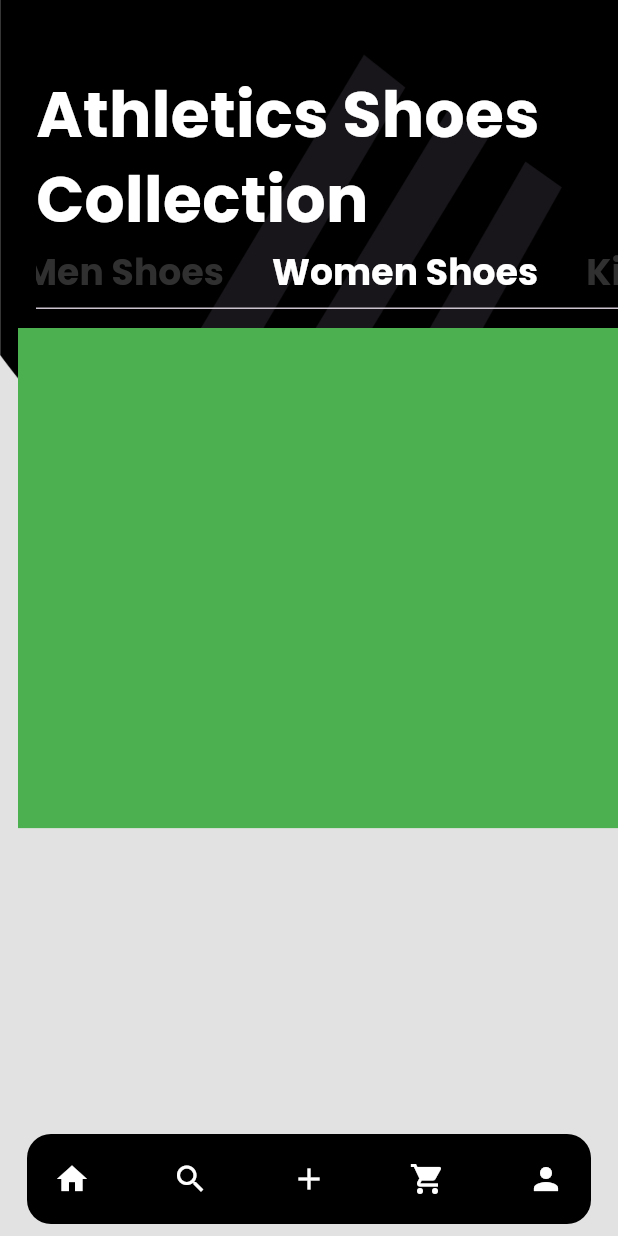
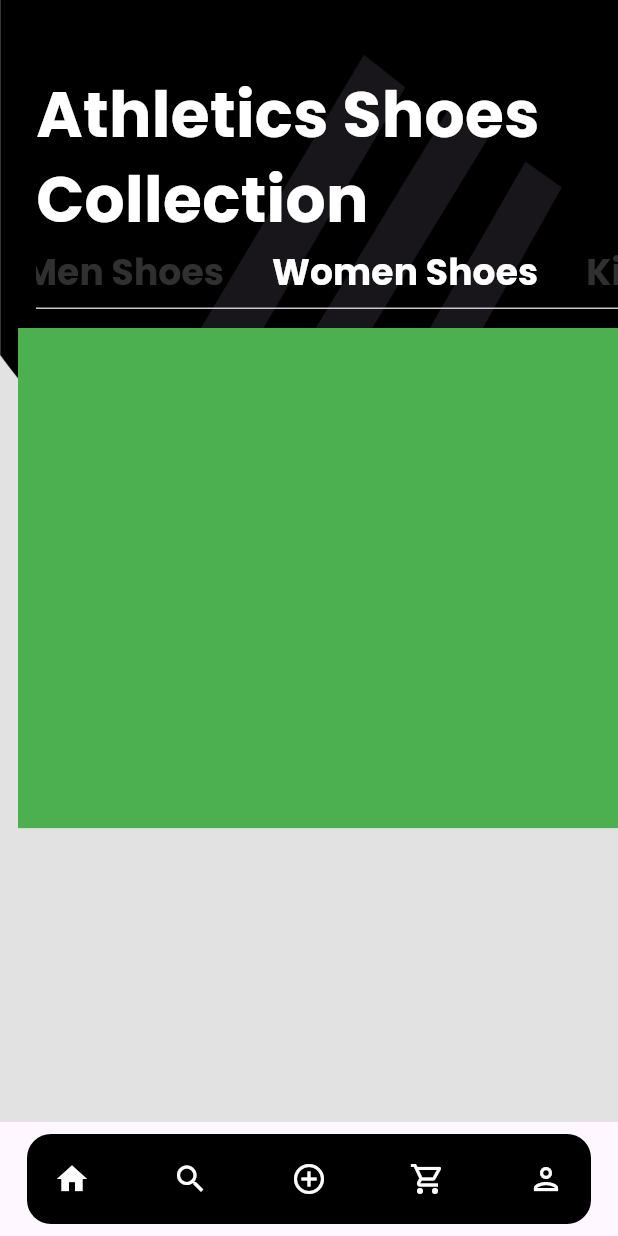
Before and after one commit to tondeveloperr/e_commerce_flutter, a Flutter app: the MainScreen screen opened directly, tab 2 chosen, on a phone screen of 412 x 824 dp. Run offline on Flutter 3.47's test engine with Material 2 defaults, Android fonts, the phone set to English and light mode, and no system bars; our stand-ins replace cached_network_image, google_fonts; network calls fail.

Commit message:
update main screen

```diff
--- a/lib/views/ui/main_screen.dart
+++ b/lib/views/ui/main_screen.dart
@@ -1,10 +1,11 @@
-import 'package:e_commerce_flutter/views/shared/app_style.dart';
-import 'package:e_commerce_flutter/views/shared/bottom_nav_widget.dart';
+import 'package:e_commerce_flutter/controllers/main_screen_provider.dart';
+import 'package:e_commerce_flutter/views/shared/bottom_nav_bar.dart';
 import 'package:e_commerce_flutter/views/ui/cart_page.dart';
 import 'package:e_commerce_flutter/views/ui/home_page.dart';
 import 'package:e_commerce_flutter/views/ui/profile_page.dart';
 import 'package:e_commerce_flutter/views/ui/search_page.dart';
 import 'package:flutter/material.dart';
+import 'package:provider/provider.dart';
 
 class MainScreen extends StatelessWidget {
   MainScreen({super.key});
@@ -19,49 +20,13 @@ class MainScreen extends StatelessWidget {
 
   @override
   Widget build(BuildContext context) {
-    int pageIndex = 2;
-
-    /// 18:58
-    return Scaffold(
-      backgroundColor: Color(0xFFE2E2E2),
-      body: pageList[pageIndex],
-      bottomNavigationBar: SafeArea(
-        child: Padding(
-          padding: const EdgeInsets.all(8),
-          child: Container(
-            padding: EdgeInsets.all(12),
-            margin: EdgeInsets.symmetric(horizontal: 10),
-            decoration: BoxDecoration(
-                color: Colors.black,
-                borderRadius: BorderRadius.all(Radius.circular(16))),
-            child: Row(
-              mainAxisAlignment: MainAxisAlignment.spaceBetween,
-              children: [
-                BottomNavWidget(
-                  onTap: () {},
-                  icon: Icons.home,
-                ),
-                BottomNavWidget(
-                  onTap: () {},
-                  icon: Icons.search,
-                ),
-                BottomNavWidget(
-                  onTap: () {},
-                  icon: Icons.add,
-                ),
-                BottomNavWidget(
-                  onTap: () {},
-                  icon: Icons.shopping_cart,
-                ),
-                BottomNavWidget(
-                  onTap: () {},
-                  icon: Icons.person,
-                ),
-              ],
-            ),
-          ),
-        ),
-      ),
+    return Consumer<MainScreenNotifier>(
+      builder: (context, mainScreenNotifier, child) {
+        return Scaffold(
+          body: pageList[mainScreenNotifier.pageIndex],
+          bottomNavigationBar: const BottomNavBar(),
+        );
+      },
     );
   }
 }
```
